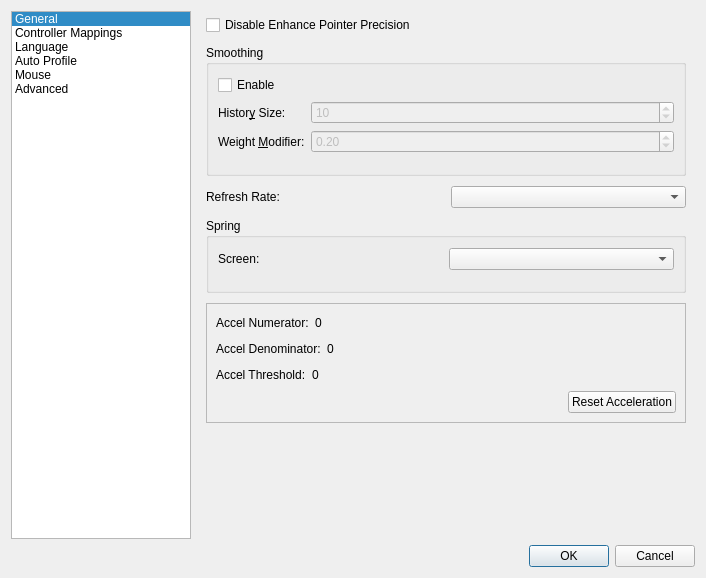
Above: src/mainsettingsdialog.ui from AntiMicroX/antimicrox before the change. Below: the same form after it.
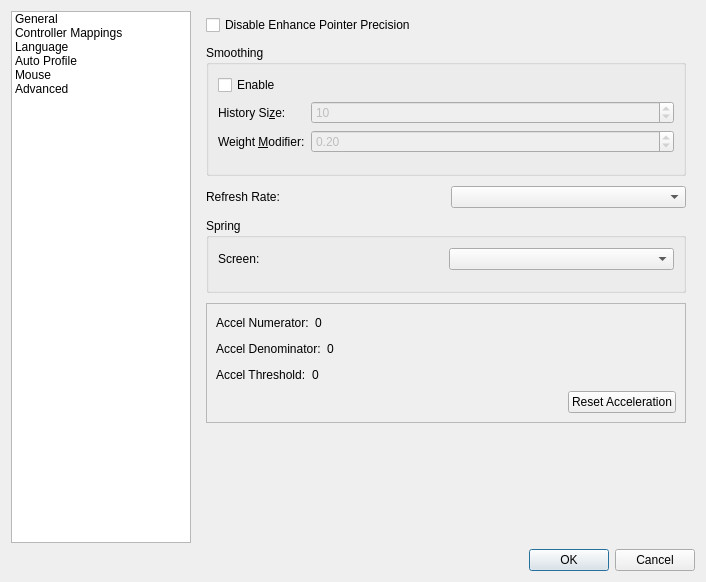
That is the form after the change. The open tabs and pages were chosen to show the change. Icons and pictures are not drawn.

```diff
--- a/src/mainsettingsdialog.ui
+++ b/src/mainsettingsdialog.ui
@@ -10,7 +10,7 @@
     <x>0</x>
     <y>0</y>
     <width>706</width>
-    <height>578</height>
+    <height>582</height>
    </rect>
   </property>
   <property name="minimumSize">
@@ -55,7 +55,7 @@
         <bool>false</bool>
        </property>
        <property name="currentRow">
-        <number>0</number>
+        <number>-1</number>
        </property>
        <item>
         <property name="text">
@@ -918,7 +918,7 @@
               <item row="0" column="0">
                <widget class="QLabel" name="label_6">
                 <property name="text">
-                 <string>Histor&amp;y Size:</string>
+                 <string>History Si&amp;ze:</string>
                 </property>
                 <property name="buddy">
                  <cstring>historySizeSpinBox</cstring>
```
Left out of the diff: 2 changed lines with no effect on the pictures.
